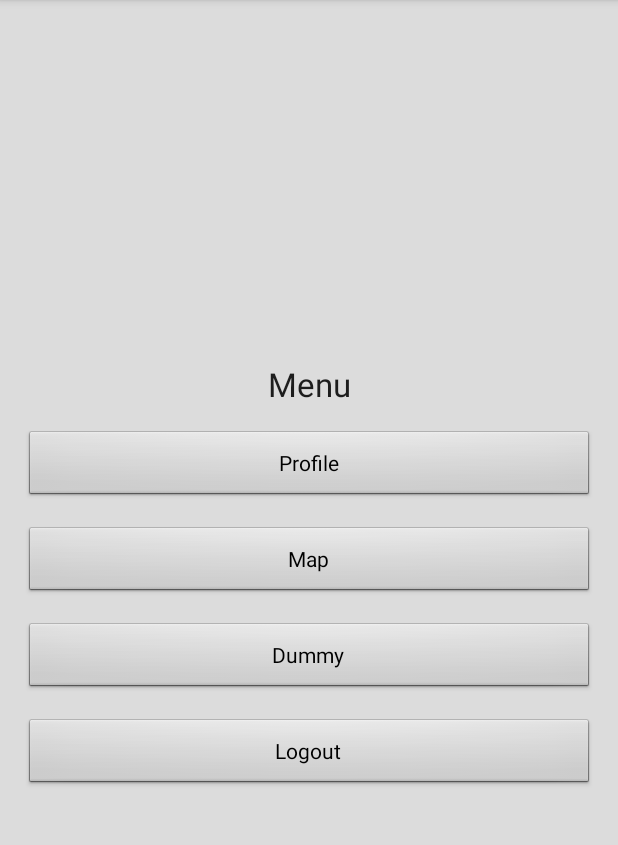
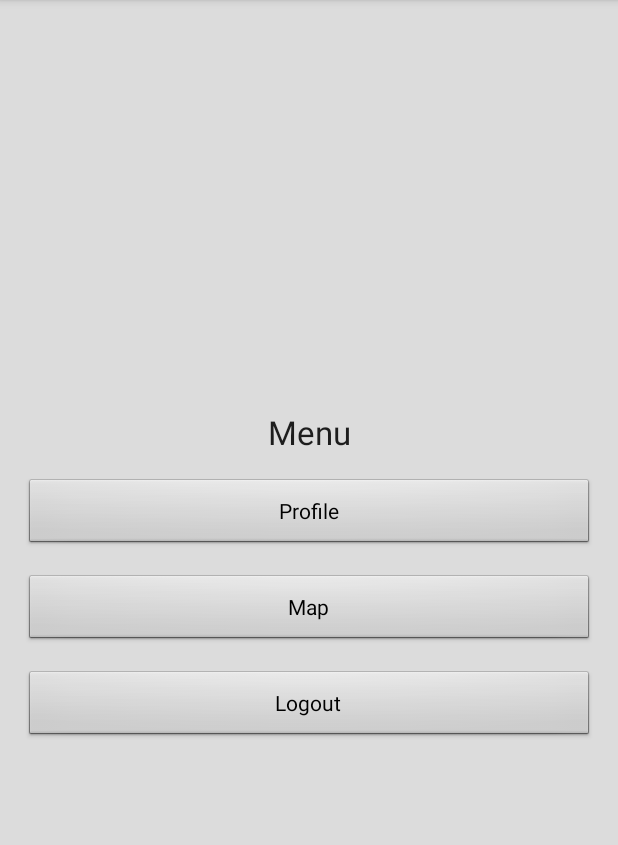
Before and after one commit to MOSISElFak/MOSISproj, an Android app: the screen it shows after launch once a user with an empty profile is signed in (MenuActivity), on a phone screen of 412 x 824 dp, the part 84-929 px from its top. Run offline under Robolectric (Android 15) with nearby library versions, the light colour scheme and no system bars; our stand-ins replace Firebase (no records; nobody signed in at launch, a user with empty details on screens opened directly).

Commit message:
second comit

```diff
--- a/ParkingApp/app/src/main/res/layout/activity_menu.xml
+++ b/ParkingApp/app/src/main/res/layout/activity_menu.xml
@@ -41,14 +41,6 @@
             android:layout_marginTop="16dp"
             android:text="Map"
             android:textAllCaps="false" />
-        <Button
-            android:id="@+id/btnDummy"
-            style="@android:style/Widget.Button"
-            android:layout_width="match_parent"
-            android:layout_height="wrap_content"
-            android:layout_marginTop="16dp"
-            android:text="Dummy"
-            android:textAllCaps="false" />
 
         <Button
             android:id="@+id/btnLogout"
```
